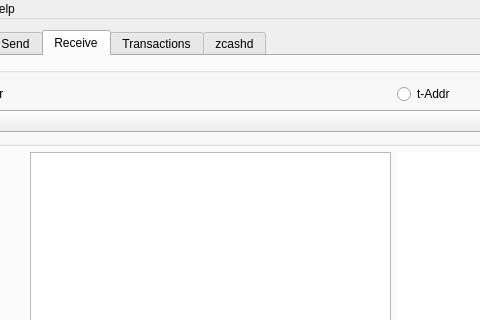
Before: the Qt Designer form src/mainwindow.ui in radix42/SevenSeas, drawn with Qt 5; both pictures show x 90 to 570 and y 0 to 320 of the 968 by 616 pixel window.
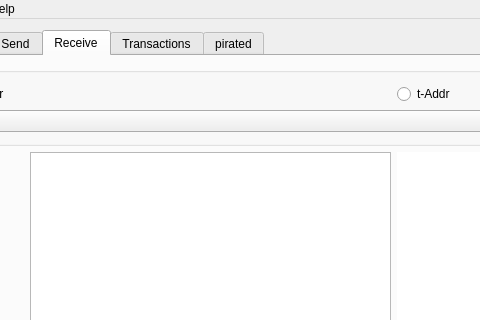
After: the same form once the commit is applied. Icons and pictures are not drawn. Custom widgets are drawn as their Qt base class.

Commit message: update daemon name in various places

The edit to the form file:
```diff
--- a/src/mainwindow.ui
+++ b/src/mainwindow.ui
@@ -878,7 +878,7 @@
       </widget>
       <widget class="QWidget" name="tab_5">
        <attribute name="title">
-        <string>zcashd</string>
+        <string>pirated</string>
        </attribute>
        <layout class="QVBoxLayout" name="verticalLayout_7">
         <item>
```
The commit also changes 1 other file.
